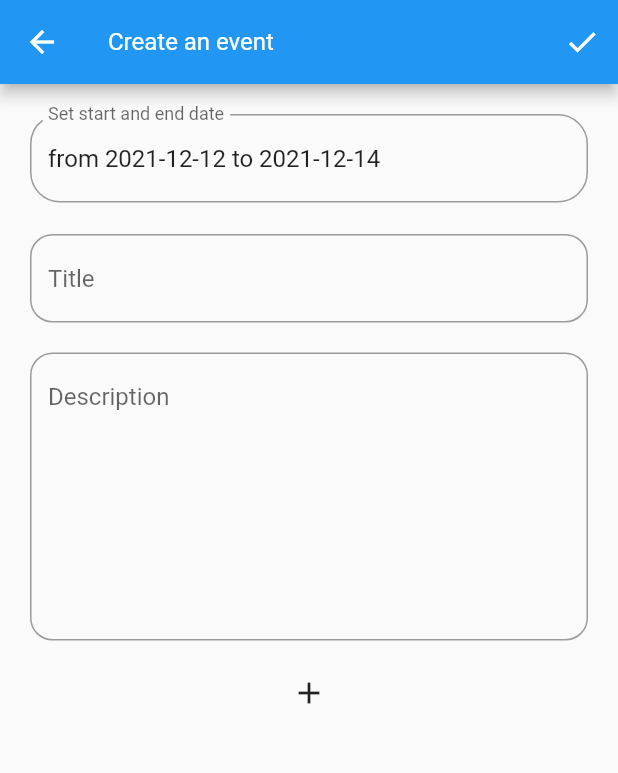
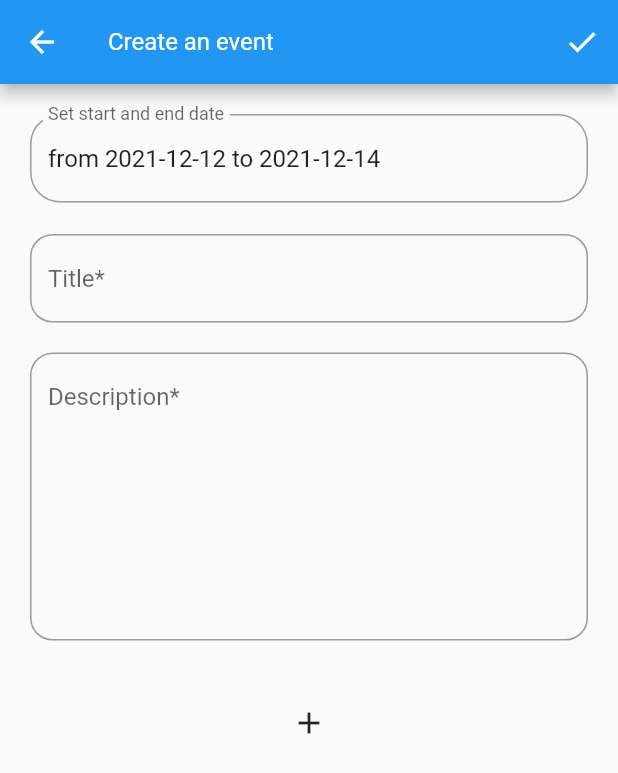
Before and after one commit to TusharGupta05/gdsc_hackathon_project, a Flutter app: the CreateEvent screen opened directly, on a phone screen of 412 x 824 dp. Shown: the top 773 px of the screen. Run offline on Flutter 3.47's test engine with Material 2 defaults, Android fonts, the phone set to English and light mode, and no system bars; our stand-ins replace cached_network_image, carousel_slider, cloud_firestore, file_picker, firebase_auth, firebase_core and 5 more; missing offline and left inert: flutter_downloader; accounts and stored records are empty.

Commit message:
minor ui fixes

```diff
--- a/lib/screens/admin/create_event.dart
+++ b/lib/screens/admin/create_event.dart
@@ -38,9 +38,10 @@ class _CreateEventState extends State<CreateEvent> {
                 end: DateTime.now().add(const Duration(days: 2))))),
       ],
       builder: (_, __) {
-          return Builder(builder: (context) {
+        return Builder(
+          builder: (context) {
             return Scaffold(
-              resizeToAvoidBottomInset: false,
+              resizeToAvoidBottomInset: true,
               appBar: AppBar(
                 title: const Text('Create an event'),
                 actions: [
@@ -49,41 +50,54 @@ class _CreateEventState extends State<CreateEvent> {
                       icon: const Icon(Icons.done))
                 ],
               ),
-              body: ListView(
+              body: Scrollbar(
+                child: SingleChildScrollView(
+                  child: Padding(
                     padding: const EdgeInsets.symmetric(horizontal: 20),
+                    child: Column(
                       children: [
                         const SizedBox(height: 20),
                         Form(
                             key: formState,
-                      child: DateTimeRangePickerField(validator: (_) => null)),
+                            child: DateTimeRangePickerField(
+                                validator: (_) => null)),
                         const SizedBox(height: 20),
                         TextEditingField(
-                    hintText: "Title",
+                          hintText: "Title*",
                           controller: titleController,
                           maxLines: null,
                           borderRadius: 15,
                         ),
                         const SizedBox(height: 20),
                         TextEditingField(
-                    hintText: "Description",
+                          hintText: "Description*",
                           controller: descriptionController,
                           borderRadius: 15,
                           maxLines: null,
                           minLines: 8,
                         ),
-                  const Spacer(),
+                        // const Spacer(),
+                        const SizedBox(height: 20),
                         const Align(
                             alignment: Alignment.bottomCenter,
                             child: _MediaPreview()),
                       ],
                     ),
+                  ),
+                ),
+              ),
             );
-          });
-        });
+          },
+        );
+      },
+    );
   }
 
   Future<void> addEvent(BuildContext ctx) async {
     if (!formState.currentState!.validate()) {
+      return;
+    }
+    if (titleController.text.isEmpty || descriptionController.text.isEmpty) {
       return;
     }
     try {
--- a/lib/screens/admin/form_analysis.dart
+++ b/lib/screens/admin/form_analysis.dart
@@ -13,7 +13,7 @@ class FormAnalysis extends StatelessWidget {
   Widget build(BuildContext context) {
     return Scaffold(
       appBar: AppBar(
-        title: const Text('Submissions Info'),
+        title: const Text('Replies Analysis'),
       ),
       body: StreamBuilder<QuerySnapshot<Map<String, dynamic>>>(
         stream: FirebaseFirestore.instance
--- a/lib/screens/admin/submissions_info.dart
+++ b/lib/screens/admin/submissions_info.dart
@@ -24,7 +24,7 @@ class SubmissionsInfo extends StatelessWidget {
               onPressed: () {
                 NavigationHelper.push(context, FormAnalysis(form: form));
               },
-              icon: const Icon(Icons.bar_chart))
+              icon: const Icon(Icons.pie_chart_sharp))
         ],
       ),
       body: StreamBuilder<QuerySnapshot<Map<String, dynamic>>>(
```
Also changed, not shown: lib/screens/common/forms.dart (+45 -3 lines). Lines whose indentation alone changed are shown as unchanged.
